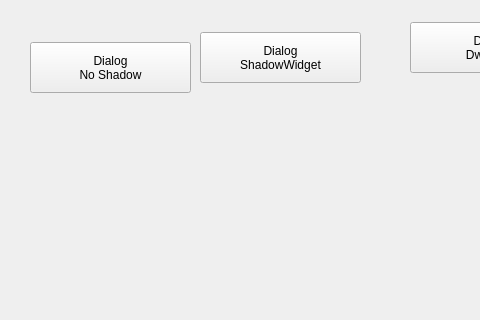
First picture: the form in QtFrameless/widget.ui, repository redchairman/qt-frameless, before the edit; both pictures show x 0 to 480 and y 98 to 418 of the 606 by 418 pixel window.
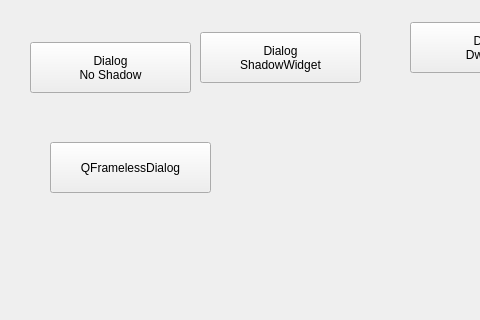
Second picture: the form after the edit.

```diff
--- a/QtFrameless/widget.ui
+++ b/QtFrameless/widget.ui
@@ -97,6 +97,19 @@
 No Shadow</string>
    </property>
   </widget>
+  <widget class="QPushButton" name="pushButton_dialog_dwm_2">
+   <property name="geometry">
+    <rect>
+     <x>50</x>
+     <y>240</y>
+     <width>161</width>
+     <height>51</height>
+    </rect>
+   </property>
+   <property name="text">
+    <string>QFramelessDialog</string>
+   </property>
+  </widget>
  </widget>
  <resources/>
  <connections/>
```
